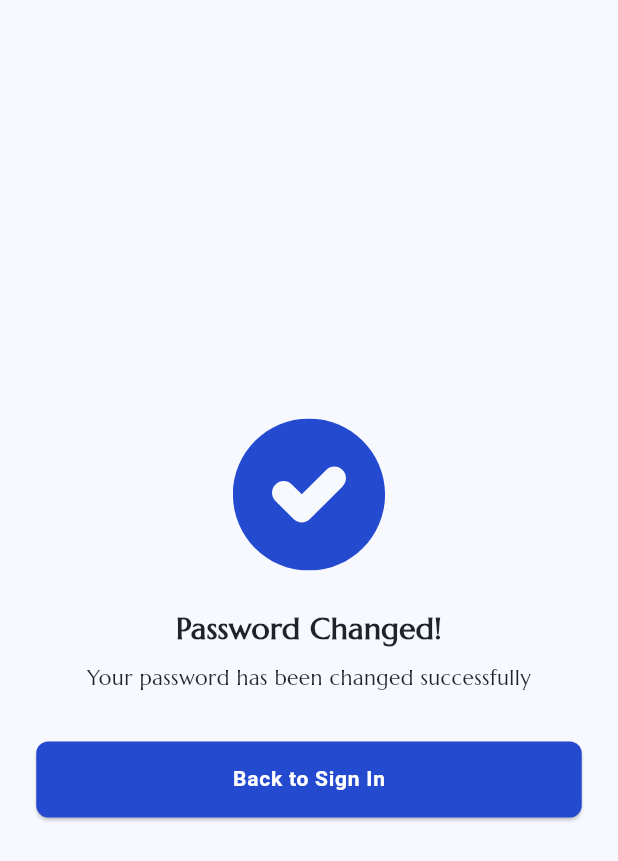
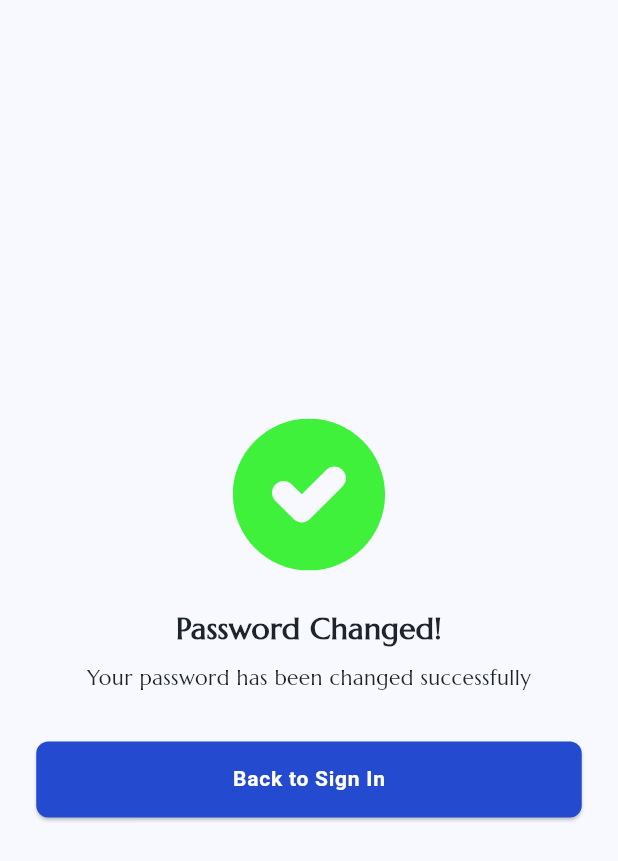
Before and after one commit to Jossyboydgenius/Ballot-Access-Pro, a Flutter app: the PasswordChangedView screen opened by its route, on a phone screen of 412 x 824 dp. Shown: the top 861 px of the screen. Run offline on Flutter 3.47's test engine with Material 3 defaults, Android fonts, the light colour scheme and no system bars; our stand-ins replace flutter_screenutil, flutter_svg.

Commit message:
Update PasswordChangedView to change success icon color from primary to green, enhancing visual feedback for users after password change.

```diff
--- a/lib/ui/views/authentication/password_changed_view.dart
+++ b/lib/ui/views/authentication/password_changed_view.dart
@@ -23,7 +23,7 @@ class PasswordChangedView extends StatelessWidget {
               AppIcons(
                 icon: AppIconData.successmark,
                 size: 100.r,
-                color: AppColors.primary,
+                color: AppColors.green,
               ),
               AppSpacing.v24(),
               Text(
```
